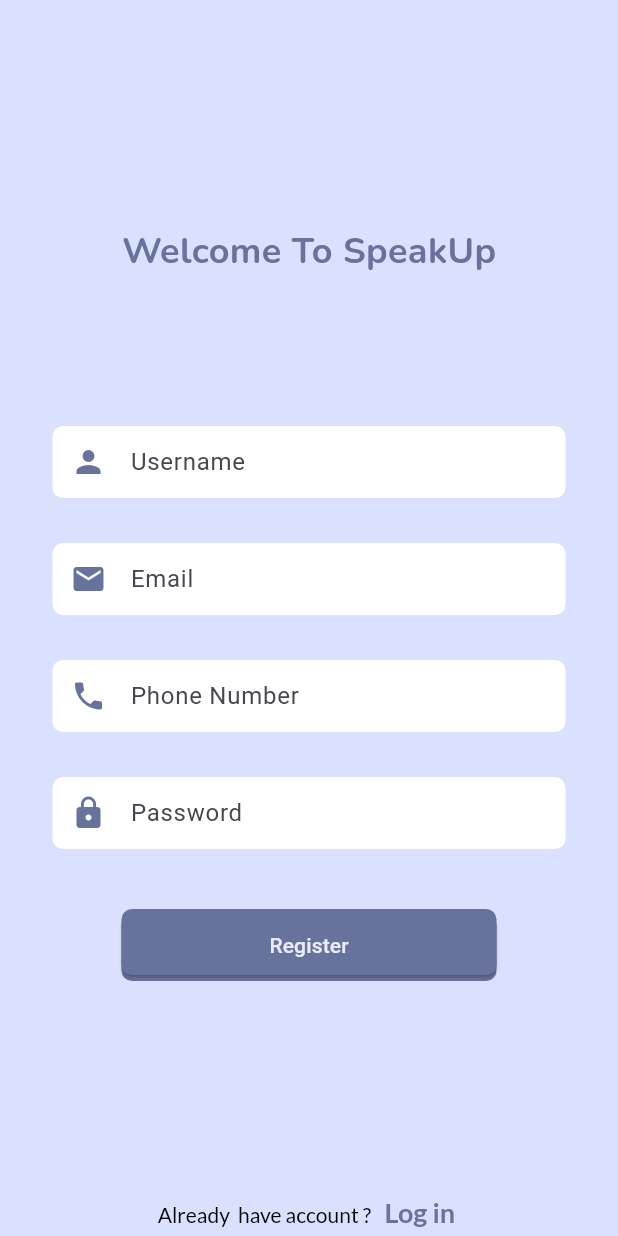
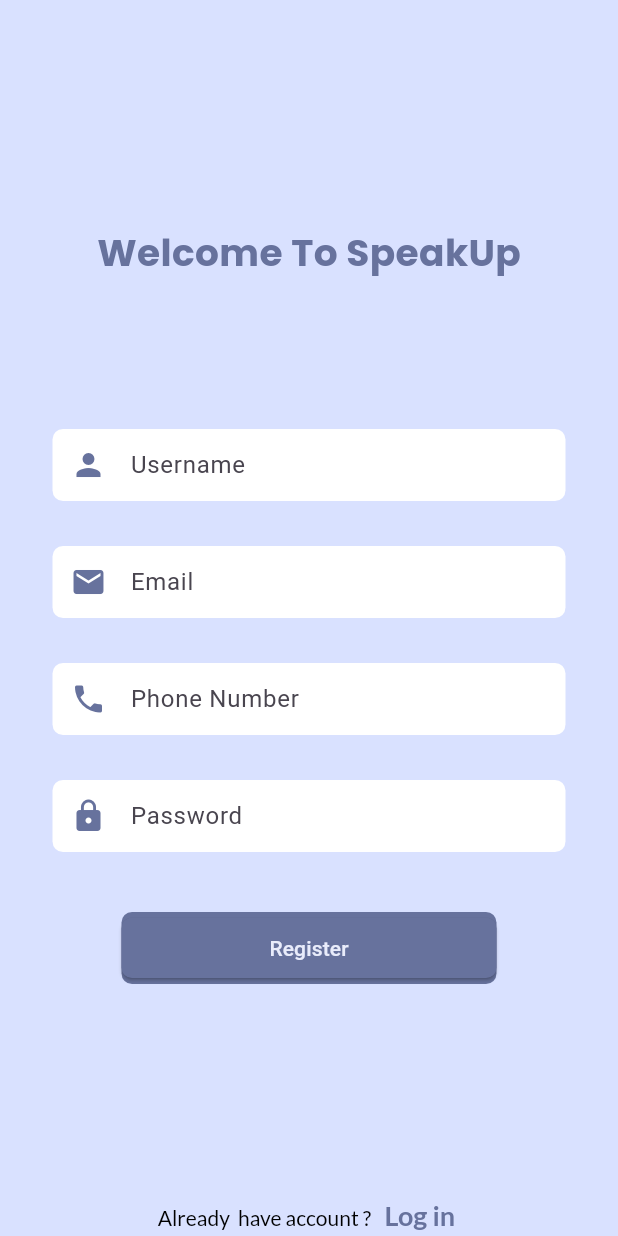
Before and after one commit to fathimanasrinvk/Learning_App, a Flutter app: the screen it shows after launch, after a tap on "Skip", on a phone screen of 412 x 824 dp. Run offline on Flutter 3.47's test engine with Material 3 defaults, Android fonts, the phone set to English and light mode, and no system bars; our stand-ins replace google_fonts, introduction_screen, shared_preferences.

Commit message:
font style changed

```diff
--- a/lib/presentation/home_screen/home_screen.dart
+++ b/lib/presentation/home_screen/home_screen.dart
@@ -47,13 +47,13 @@
                 crossAxisAlignment: CrossAxisAlignment.start,
                 children: [
                   Text("Hi, $name👋",
-                      style: GoogleFonts.nunito(
+                      style: GoogleFonts.poppins(
                           decoration: TextDecoration.none,
                           fontSize: 20,
                           color: ColorTheme.maincolor,
                           fontWeight: FontWeight.bold)),
                   Text("Let’s start learning!",
-                      style: GoogleFonts.nunito(
+                      style: GoogleFonts.poppins(
                           decoration: TextDecoration.none,
                           fontSize: 15,
                           color: ColorTheme.maincolor,
--- a/lib/presentation/login_screen/view/login_screen.dart
+++ b/lib/presentation/login_screen/view/login_screen.dart
@@ -30,10 +30,10 @@
           ),
           Text(
             "Welcome Back !!",
-            style: GoogleFonts.nunito(
-                fontWeight: FontWeight.w700,
+            style: GoogleFonts.poppins(
+                fontWeight: FontWeight.bold,
                 color: ColorTheme.maincolor,
-                fontSize: 24),
+                fontSize: 25),
           ),
           Padding(
             padding: const EdgeInsets.only(left: 35, right: 35, top: 100),
--- a/lib/presentation/onboarding_screen/view/onboarding_screen.dart
+++ b/lib/presentation/onboarding_screen/view/onboarding_screen.dart
@@ -24,11 +24,11 @@
                     "Discover the joy of learning English with our app, where each word learned opens new doors to opportunities and connections.",
                 image: Image.asset("assets/onboarding/onboarding1.png"),
                 decoration: PageDecoration(
-                    titleTextStyle: GoogleFonts.nunito(
+                    titleTextStyle: GoogleFonts.poppins(
                         color: ColorTheme.maincolor,
-                        fontSize: 20,
+                        fontSize: 25,
                         fontWeight: FontWeight.bold),
-                    bodyTextStyle: GoogleFonts.nunito(
+                    bodyTextStyle: GoogleFonts.poppins(
                       color: ColorTheme.maincolor,
                       fontWeight: FontWeight.bold,
                       fontSize: 15,
@@ -39,11 +39,11 @@
                     "Level up your English with our immersive games, designed to strengthen your language skills and make learning a rewarding adventure.",
                 image: Image.asset("assets/onboarding/onboarding2.png"),
                 decoration: PageDecoration(
-                    titleTextStyle: GoogleFonts.nunito(
+                    titleTextStyle: GoogleFonts.poppins(
                         color: ColorTheme.maincolor,
-                        fontSize: 20,
+                        fontSize: 25,
                         fontWeight: FontWeight.bold),
-                    bodyTextStyle: GoogleFonts.nunito(
+                    bodyTextStyle: GoogleFonts.poppins(
                         color: ColorTheme.maincolor,
                         fontSize: 15,
                         fontWeight: FontWeight.bold))),
@@ -53,11 +53,11 @@
                     "Extend your learning journey with us beyond traditional classroom boundaries.",
                 image: Image.asset("assets/onboarding/onboarding3.png"),
                 decoration: PageDecoration(
-                    titleTextStyle: GoogleFonts.nunito(
+                    titleTextStyle: GoogleFonts.poppins(
                         color: ColorTheme.maincolor,
-                        fontSize: 20,
+                        fontSize: 25,
                         fontWeight: FontWeight.bold),
-                    bodyTextStyle: GoogleFonts.nunito(
+                    bodyTextStyle: GoogleFonts.poppins(
                       color: ColorTheme.maincolor,
                       fontWeight: FontWeight.bold,
                       fontSize: 15,
--- a/lib/presentation/registration_page/view/registration_screen.dart
+++ b/lib/presentation/registration_page/view/registration_screen.dart
@@ -33,10 +33,10 @@
             ),
             Text(
               "Welcome To SpeakUp",
-              style: GoogleFonts.nunito(
-                  fontWeight: FontWeight.w700,
+              style: GoogleFonts.poppins(
+                  fontWeight: FontWeight.bold,
                   color: ColorTheme.maincolor,
-                  fontSize: 24),
+                  fontSize: 25),
             ),
             Padding(
               padding: const EdgeInsets.only(left: 35, right: 35, top: 100),
```
